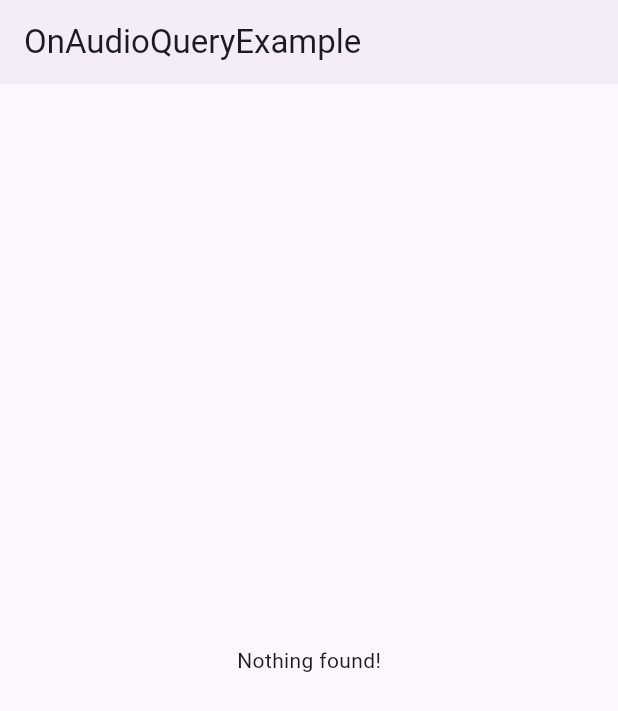
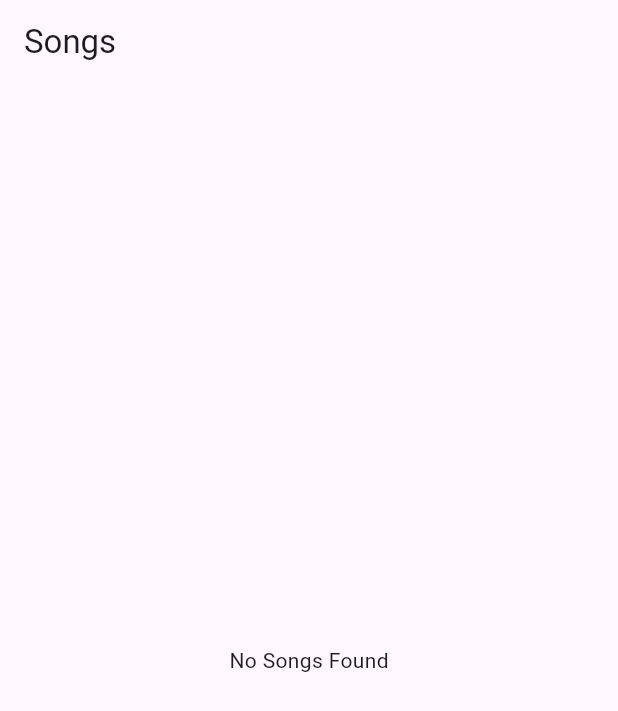
Before and after one commit to Omar-Einstein7/Tonefy, a Flutter app: the screen it shows after launch, on a phone screen of 412 x 824 dp. Shown: the top 711 px of the screen. Run offline on Flutter 3.47's test engine with Material 3 defaults, Android fonts, the phone set to English and light mode, and no system bars; our stand-ins replace bloc, dartz, flutter_bloc, get_it, on_audio_query.

Commit message:
first commit

```diff
--- /dev/null
+++ b/lib/core/usecase/usecase.dart
@@ -0,0 +1,3 @@
+abstract class Usecase<Type, Params> {
+  Future<Type> call({Params params});
+}
--- /dev/null
+++ b/lib/domain/home/entity/song_entity.dart
@@ -0,0 +1,7 @@
+class SongEntity {
+  final int id;
+  final String title;
+  final String artist;
+
+  SongEntity({required this.id, required this.title, required this.artist});
+}
--- /dev/null
+++ b/lib/domain/home/usecase/get_songs_usecase.dart
@@ -0,0 +1,30 @@
+// import 'package:dartz/dartz.dart';
+// import 'package:flutter_template/domain/home/repo/song_repo.dart';
+
+// import '../entity/song_entity.dart';
+
+// abstract class GetSongsUseCase {
+//   Future<Either<Exception, List<SongEntity>>> call();
+// }
+
+// class GetSongsUseCaseImpl implements GetSongsUseCase {
+//   final SongRepository _songRepository;
+
+//   GetSongsUseCaseImpl(this._songRepository);
+
+//   @override
+//   Future<Either<Exception, List<SongEntity>>> call() {
+//     return _songRepository.fetchSongs();
+//   }
+// }
+import 'package:dartz/dartz.dart';
+import 'package:flutter_template/core/usecase/usecase.dart';
+import 'package:flutter_template/domain/home/repo/song_repo.dart';
+import 'package:flutter_template/service_locator.dart';
+
+class GetSongsUseCase extends Usecase<Either, dynamic> {
+ @override
+  Future<Either> call({params}) async {
+    return await getIt<SongRepository>().fetchSongs();
+  }
+}
--- a/lib/main.dart
+++ b/lib/main.dart
@@ -1,134 +1,29 @@
-/*
-=============
-Author: Lucas Josino
-Github: https://github.com/LucJosin
-Website: https://www.lucasjosino.com/
-=============
-Plugin/Id: on_audio_query#0
-Homepage: https://github.com/LucJosin/on_audio_query
-Pub: https://pub.dev/packages/on_audio_query
-License: https://github.com/LucJosin/on_audio_query/blob/main/on_audio_query/LICENSE
-Copyright: © 2021, Lucas Josino. All rights reserved.
-=============
-*/
+import 'package:flutter/material.dart';
+import 'package:flutter_bloc/flutter_bloc.dart';
+import 'package:flutter_template/presentation/home/bloc/home_cubit.dart';
 
-import 'package:flutter/material.dart';
-import 'package:on_audio_query/on_audio_query.dart';
+import 'presentation/home/page/home_page.dart';
+import 'service_locator.dart';
 
 void main() {
-  runApp(const MaterialApp(home: Songs()));
+  setupServiceLocator();
+  runApp( MyApp());
 }
 
-class Songs extends StatefulWidget {
-  const Songs({Key? key}) : super(key: key);
-
-  @override
-  _SongsState createState() => _SongsState();
-}
-
-class _SongsState extends State<Songs> {
-  // Main method.
-  final OnAudioQuery _audioQuery = OnAudioQuery();
-
-  // Indicate if application has permission to the library.
-  bool _hasPermission = false;
-
-  @override
-  void initState() {
-    super.initState();
-    // (Optinal) Set logging level. By default will be set to 'WARN'.
-    //
-    // Log will appear on:
-    //  * XCode: Debug Console
-    //  * VsCode: Debug Console
-    //  * Android Studio: Debug and Logcat Console
-    LogConfig logConfig = LogConfig(logType: LogType.DEBUG);
-    _audioQuery.setLogConfig(logConfig);
-
-    // Check and request for permission.
-    checkAndRequestPermissions();
-  }
-
-  checkAndRequestPermissions({bool retry = false}) async {
-    // The param 'retryRequest' is false, by default.
-    _hasPermission = await _audioQuery.checkAndRequest(retryRequest: retry);
-
-    // Only call update the UI if application has all required permissions.
-    _hasPermission ? setState(() {}) : null;
-  }
+class MyApp extends StatelessWidget {
+  const MyApp({Key? key}) : super(key: key);
 
   @override
   Widget build(BuildContext context) {
-    return Scaffold(
-      appBar: AppBar(title: const Text("OnAudioQueryExample"), elevation: 2),
-      body: Center(
-        child: !_hasPermission
-            ? noAccessToLibraryWidget()
-            : FutureBuilder<List<SongModel>>(
-                // Default values:
-                future: _audioQuery.querySongs(
-                  sortType: null,
-                  orderType: OrderType.ASC_OR_SMALLER,
-                  uriType: UriType.EXTERNAL,
-                  ignoreCase: true,
-                ),
-                builder: (context, item) {
-                  // Display error, if any.
-                  if (item.hasError) {
-                    return Text(item.error.toString());
-                  }
-
-                  // Waiting content.
-                  if (item.data == null) {
-                    return const CircularProgressIndicator();
-                  }
-
-                  // 'Library' is empty.
-                  if (item.data!.isEmpty) return const Text("Nothing found!");
-
-                  // You can use [item.data!] direct or you can create a:
-                  // List<SongModel> songs = item.data!;
-                  return ListView.builder(
-                    itemCount: item.data!.length,
-                    itemBuilder: (context, index) {
-                      return ListTile(
-                        title: Text(item.data![index].title),
-                        subtitle: Text(item.data![index].artist ?? "No Artist"),
-                        trailing: const Icon(Icons.arrow_forward_rounded),
-                        // This Widget will query/load image.
-                        // You can use/create your own widget/method using [queryArtwork].
-                        leading: QueryArtworkWidget(
-                          controller: _audioQuery,
-                          id: item.data![index].id,
-                          type: ArtworkType.AUDIO,
-                        ),
-                      );
-                    },
-                  );
-                },
-              ),
-      ),
-    );
-  }
-
-  Widget noAccessToLibraryWidget() {
-    return Container(
-      decoration: BoxDecoration(
-        borderRadius: BorderRadius.circular(10),
-        color: Colors.redAccent.withOpacity(0.5),
-      ),
-      padding: const EdgeInsets.all(20),
-      child: Column(
-        mainAxisSize: MainAxisSize.min,
-        children: [
-          const Text("Application doesn't have access to the library"),
-          const SizedBox(height: 10),
-          ElevatedButton(
-            onPressed: () => checkAndRequestPermissions(retry: true),
-            child: const Text("Allow"),
+     return BlocProvider(
+        create: (context) => getIt<HomeCubit>()..fetchSongs(),
+        child: MaterialApp(
+          debugShowCheckedModeBanner: false,
+          title: 'DevFolio Flutter',
+          theme: ThemeData(
+            primarySwatch: Colors.blue,
           ),
-        ],
-      ),
-    );
+          home:  HomePage(),
+        ));
   }
 }
--- /dev/null
+++ b/lib/presentation/home/bloc/home_state.dart
@@ -0,0 +1,23 @@
+part of 'home_cubit.dart';
+
+abstract class HomeState  {}
+
+class HomeInitial extends HomeState {}
+
+class HomeLoading extends HomeState {}
+
+class HomeLoaded extends HomeState {
+  final List<SongEntity> songs;
+
+   HomeLoaded(this.songs);
+
+
+}
+
+class HomeError extends HomeState {
+  final String message;
+
+   HomeError(this.message, {required String e});
+
+
+}
--- /dev/null
+++ b/lib/presentation/home/page/home_page.dart
@@ -0,0 +1,56 @@
+import 'package:flutter/material.dart';
+import 'package:flutter_bloc/flutter_bloc.dart';
+import 'package:on_audio_query/on_audio_query.dart';
+
+
+import '../bloc/home_cubit.dart';
+
+import 'package:flutter_bloc/flutter_bloc.dart';
+import '../../../service_locator.dart';
+
+class HomePage extends StatelessWidget {
+  HomePage({Key? key}) : super(key: key);
+
+  @override
+  Widget build(BuildContext context) {
+    return BlocProvider(
+      create: (_) => getIt<HomeCubit>()..fetchSongs(),
+      child: Scaffold(
+        appBar: AppBar(
+          title: const Text('Songs'),
+        ),
+        body: BlocBuilder<HomeCubit, HomeState>(
+          builder: (context, state) {
+            if (state is HomeLoading) {
+              return const Center(child: CircularProgressIndicator());
+            } else if (state is HomeLoaded) {
+              final songs = state.songs;
+              if (songs.isEmpty) {
+                return const Center(child: Text('No Songs Found'));
+              }
+              return ListView.builder(
+                itemCount: songs.length,
+                itemBuilder: (context, index) {
+                  final song = songs[index];
+                  return ListTile(
+                    title: Text(song.title),
+                    subtitle: Text(song.artist),
+                    leading: QueryArtworkWidget(
+                      id: song.id,
+                      type: ArtworkType.AUDIO,
+                      nullArtworkWidget: const Icon(Icons.music_note),
+                    ),
+                  );
+                },
+              );
+            } else if (state is HomeError) {
+              return Center(child: Text('Error: \${state.message}'));
+            } else {
+              return const SizedBox.shrink();
+            }
+          },
+        ),
+      ),
+    );
+  }
+}
--- a/pubspec.yaml
+++ b/pubspec.yaml
@@ -34,6 +34,9 @@ dependencies:
   # The following adds the Cupertino Icons font to your application.
   # Use with the CupertinoIcons class for iOS style icons.
   cupertino_icons: ^1.0.8
+  get_it:
+  dartz:
+  flutter_bloc:
   # flutter_bloc: ^8.1.3 # state management
   # flutter_staggered_animations: ^1.1.1 # animation
   # hive: ^2.2.3 # local database
```
Also changed, not shown: lib/common/helper/mapper/song_mapper.dart (+12 -0 lines), lib/data/home/repo/song_repository.dart (added, +34 -0 lines), lib/domain/home/repo/song_repo.dart (added, +7 -0 lines), lib/presentation/home/bloc/home_cubit.dart (added, +22 -0 lines), lib/service_locator.dart (added, +15 -0 lines), lib/core/constants/api_url.dart (added), pubspec.lock.
